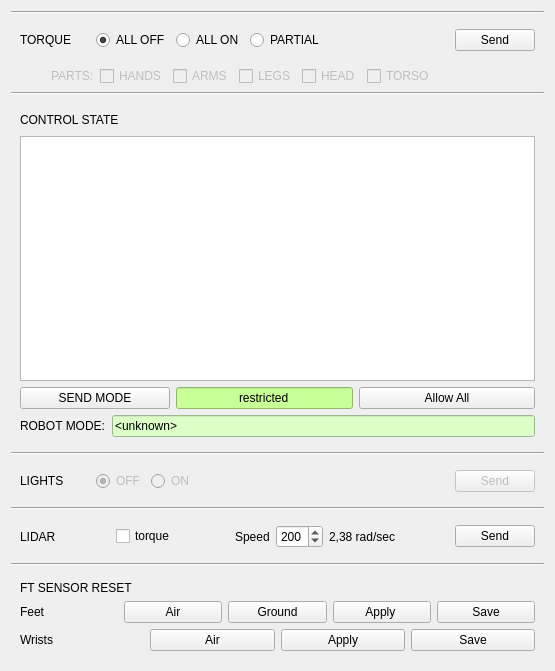
The window that thor_mang_supervisor/resource/supervisor.ui (thor-mang/thor_mang_ui) describes before a commit, drawn with Qt 5.
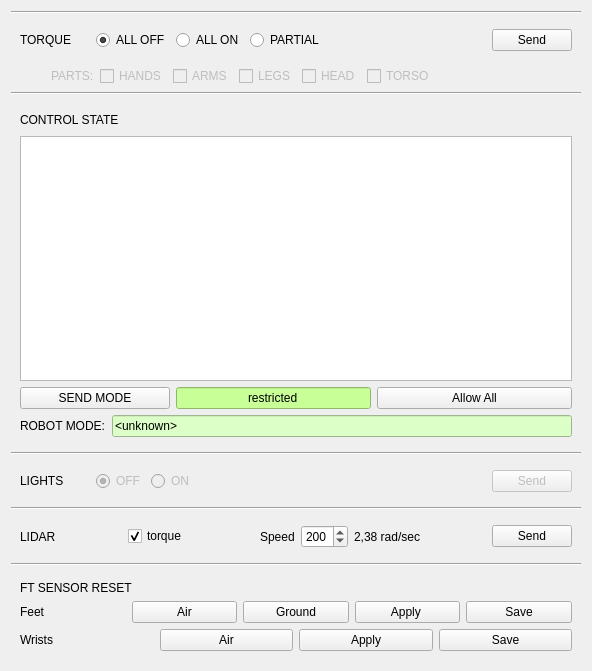
The same window after the commit.

Commit message: fixed bug in sending of lidar torque and changed a few gui values

The edit to the form file:
```diff
--- a/thor_mang_supervisor/resource/supervisor.ui
+++ b/thor_mang_supervisor/resource/supervisor.ui
@@ -9,7 +9,7 @@
    <rect>
     <x>0</x>
     <y>0</y>
-    <width>555</width>
+    <width>592</width>
     <height>671</height>
    </rect>
   </property>
@@ -428,6 +428,9 @@
         <property name="text">
          <string>torque</string>
         </property>
+        <property name="checked">
+         <bool>true</bool>
+        </property>
        </widget>
       </item>
       <item>
@@ -453,7 +456,7 @@
       <item>
        <widget class="QSpinBox" name="lidar_speed_spin">
         <property name="maximum">
-         <number>500</number>
+         <number>400</number>
         </property>
         <property name="singleStep">
          <number>10</number>
```
Left out of the diff: 2 changed lines with no effect on the pictures. The commit also changes 1 other file.
